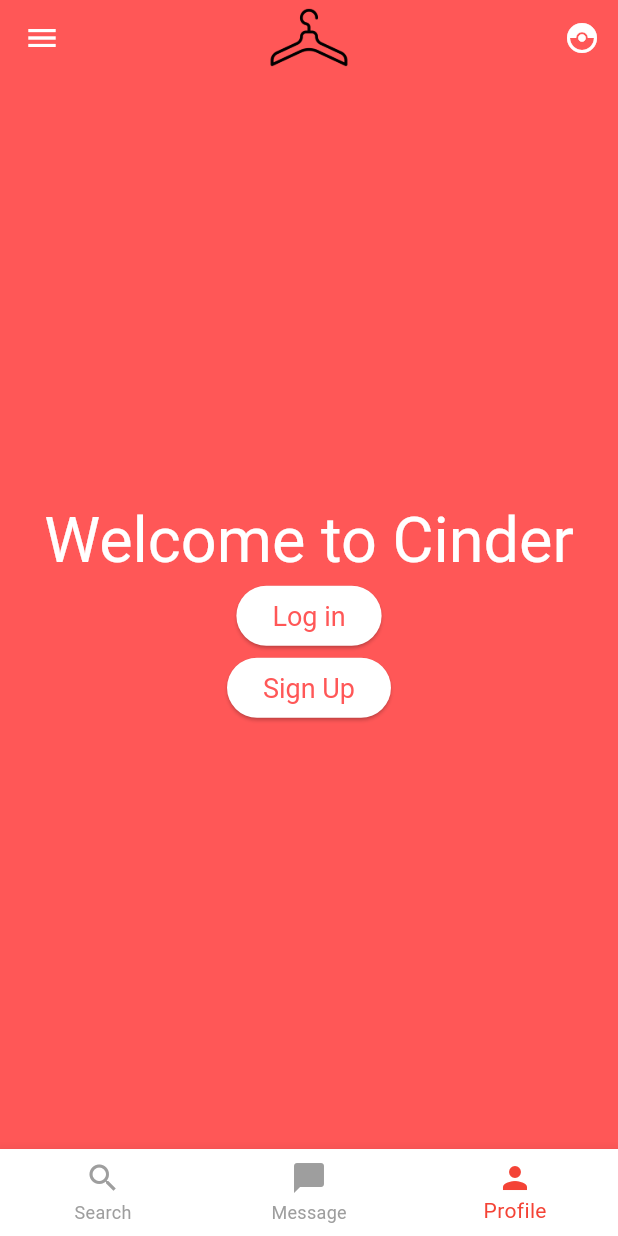
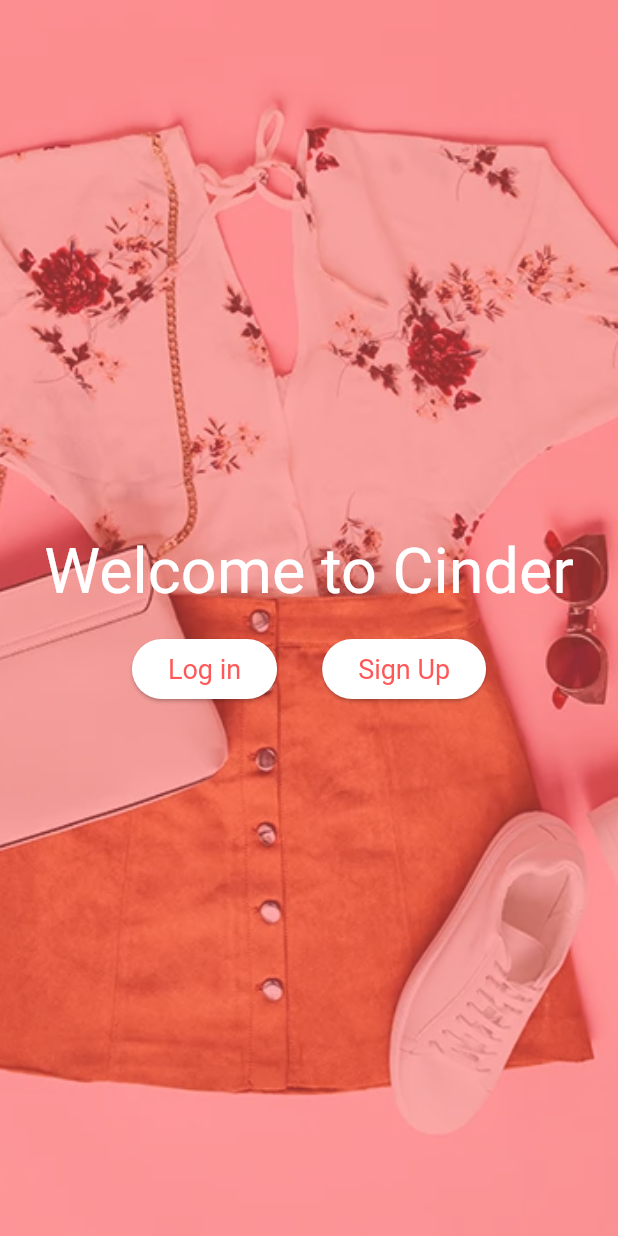
Before and after one commit to Fiversity-1/StyleSwap, a Flutter app: the screen it shows after launch, on a phone screen of 412 x 824 dp. Run offline on Flutter 3.47's test engine with Material 3 defaults, Android fonts, the light colour scheme and no system bars.

Commit message:
Reformmating welcomePage to make it more user friendly

```diff
--- a/lib/features/signup/presentation/startpage.dart
+++ b/lib/features/signup/presentation/startpage.dart
@@ -11,25 +11,39 @@
   Widget build(BuildContext context) {
     return Scaffold(
       backgroundColor: const Color.fromRGBO(255, 87, 87, 1),
-      bottomNavigationBar: const CustomBottomNavBar(currentIndex: 2,),
-      appBar: const PreferredSize(
-        preferredSize: Size.fromHeight(50),
-        child: CustomTopAppBar(),
+      body: Center(
+        child: SizedBox(
+          height: MediaQuery.of(context).size.height,
+          width: MediaQuery.of(context).size.width,
+          child: Stack(
+            children: [
+              Positioned.fill(
+                child: Opacity(
+                  opacity: 0.5,
+                  child:
+                      Image.asset('lib/images/backdrop.jpg', fit: BoxFit.cover),
                 ),
-      body: Center(
-        child: Column(
+              ),
+              Column(
                 mainAxisAlignment: MainAxisAlignment.center,
                 children: [
                   Text(
                     'Welcome to Cinder',
                     style: Theme.of(context).textTheme.headlineLarge,
-              textAlign: TextAlign.center,
                   ),
-            ElevatedButton(
+                  Padding(
+                      padding: const EdgeInsets.only(top: (15.0)),
+                      child: Row(
+                        mainAxisAlignment: MainAxisAlignment.center,
+                        children: [
+                          Padding(
+                            padding: const EdgeInsets.only(right: (30.0)),
+                            child: ElevatedButton(
                               onPressed: () {
                                 Navigator.pushNamed(context, '/signup');
                               },
                               child: const Text('Log in'),
+                            ),
                           ),
                           ElevatedButton(
                             onPressed: () {
@@ -38,6 +52,11 @@
                             child: const Text('Sign Up'),
                           ),
                         ],
+                      )),
+                ],
+              )
+            ],
+          ),
         ),
       ),
     );
```
Also changed, not shown: lib/images/backdrop.jpg (added). Lines whose indentation alone changed are shown as unchanged.
